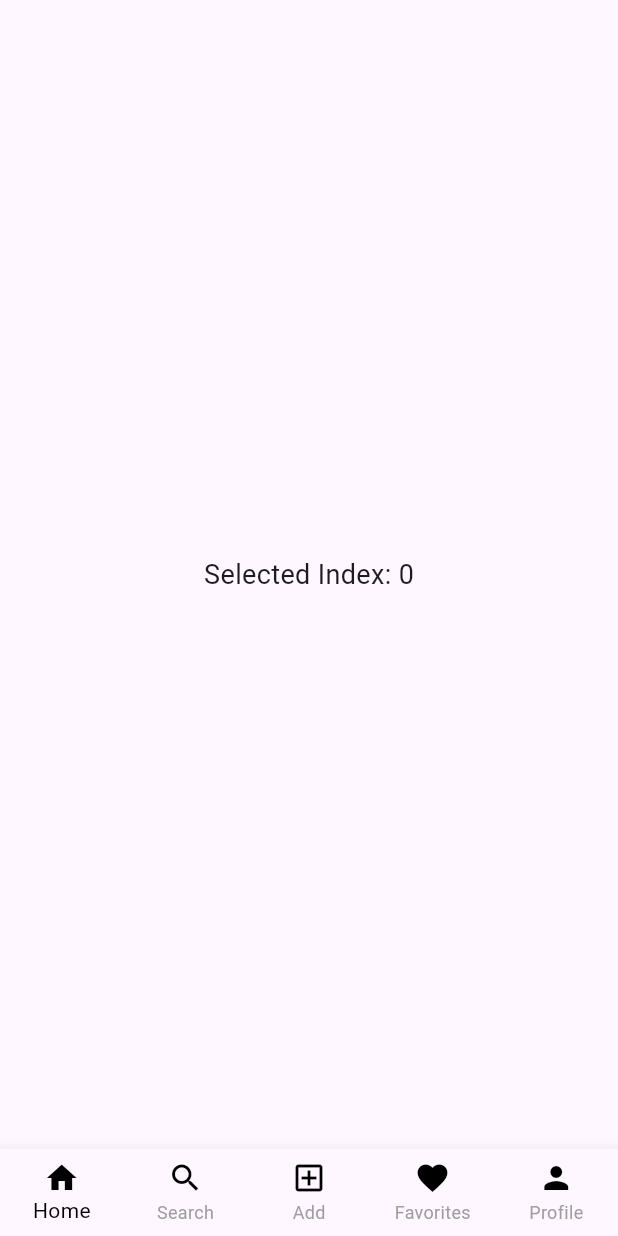
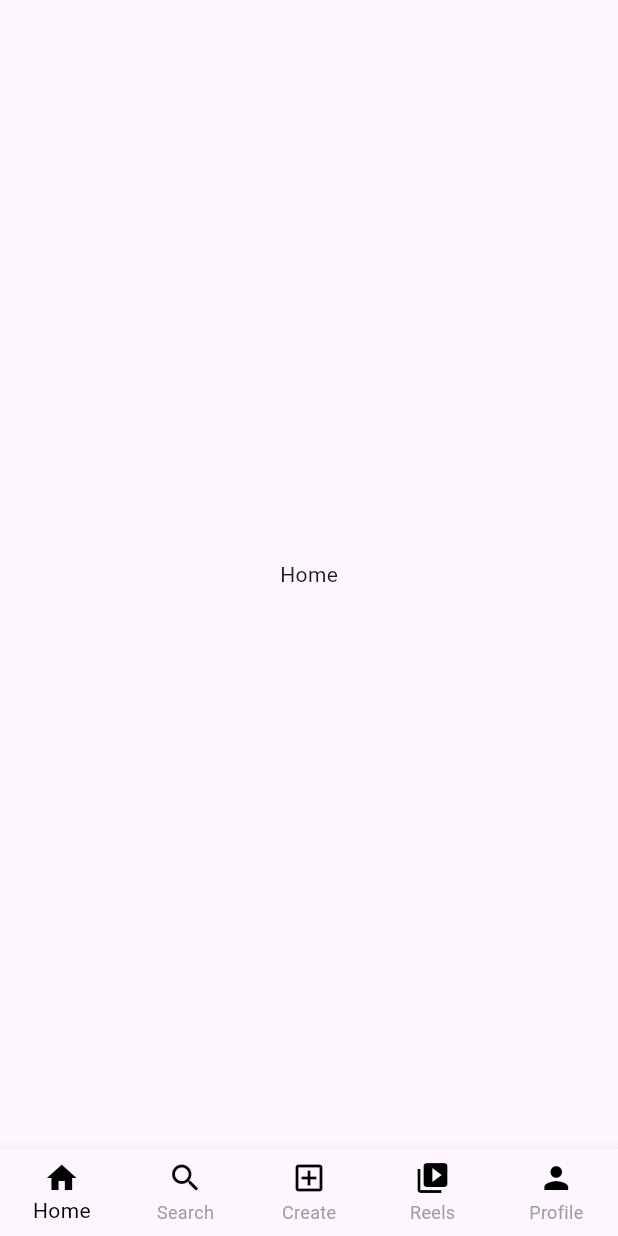
Before and after one commit to Pradeep1234566/Instagram_clone, a Flutter app: the screen it shows after launch, on a phone screen of 412 x 824 dp. Run offline on Flutter 3.47's test engine with Material 3 defaults, Android fonts, the phone set to English and light mode, and no system bars.

Commit message:
Creation of all five pages

```diff
--- a/lib/pages/home_page.dart
+++ b/lib/pages/home_page.dart
@@ -11,29 +11,34 @@ class MyHomePage extends StatefulWidget {
 class _MyHomePageState extends State<MyHomePage> {
   int _selectedIndex = 0;
 
+  final List<Widget> _children = [
+    Center(
+      child: Text("Home"),
+    ),
+    Center(
+      child: Text("Search"),
+    ),
+    Center(
+      child: Text("Create"),
+    ),
+    Center(
+      child: Text("Reels"),
+    ),
+    Center(
+      child: Text("Profile"),
+    ),
+  ];
+
   void _onItemTapped(int index) {
     setState(() {
       _selectedIndex = index;
     });
-
-    final List<Widget> _children = [
-      Home(),
-      // Search(),
-      // Reels(),
-      // Post(),
-      // Profile()
-    ];
   }
 
   @override
   Widget build(BuildContext context) {
     return Scaffold(
-      body: Center(
-        child: Text(
-          'Selected Index: $_selectedIndex',
-          style: TextStyle(fontSize: 18),
-        ),
-      ),
+      body: _children[_selectedIndex],
       bottomNavigationBar: BottomNavigationBar(
         type: BottomNavigationBarType.fixed,
         currentIndex: _selectedIndex,
@@ -58,14 +63,14 @@ class _MyHomePageState extends State<MyHomePage> {
               Icons.add_box_outlined,
               color: Colors.black,
             ),
-            label: 'Add',
+            label: 'Create',
           ),
           BottomNavigationBarItem(
             icon: Icon(
-              Icons.favorite,
+              Icons.video_library,
               color: Colors.black,
             ),
-            label: 'Favorites',
+            label: 'Reels',
           ),
           BottomNavigationBarItem(
             icon: Icon(
```
Also changed, not shown: lib/pages/create_page.dart (added, +10 -0 lines), lib/pages/profile_page.dart (added, +10 -0 lines), lib/pages/reels_page.dart (added, +10 -0 lines), lib/pages/serach_page.dart (added, +10 -0 lines).
